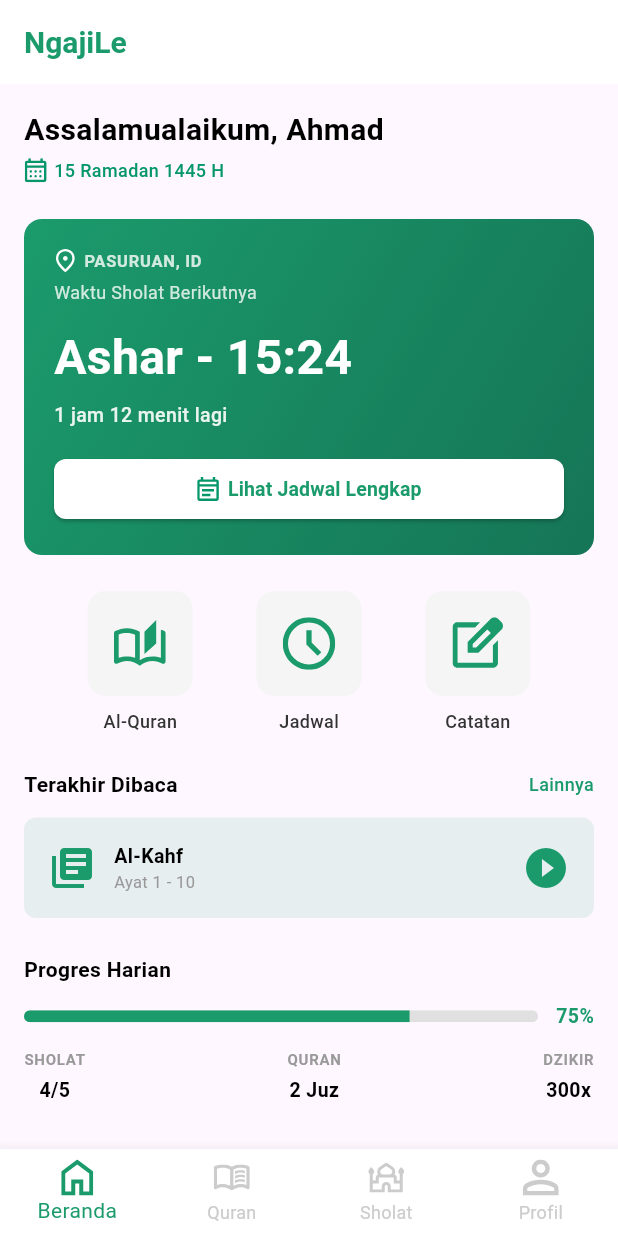
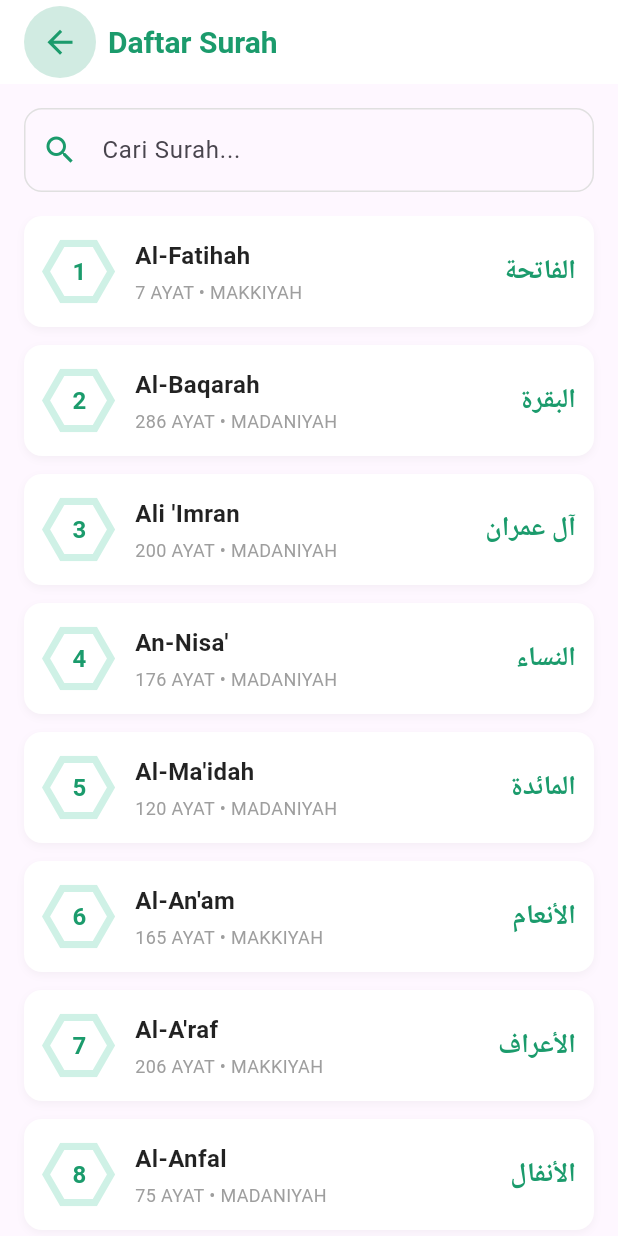
Before and after one commit to anampict/NgajiLeapps, a Flutter app: the screen it shows after launch, on a phone screen of 412 x 824 dp. Run offline on Flutter 3.47's test engine with Material 3 defaults, Android fonts, the phone set to English and light mode, and no system bars; our stand-ins replace flutter_svg; Roboto replaces fonts that are missing (Arabic, Primary).

Commit message:
init halaman daftar surah

```diff
--- a/lib/main.dart
+++ b/lib/main.dart
@@ -1,5 +1,6 @@
 import 'package:flutter/material.dart';
 import 'package:sm6aplikasiku/screens/SplashScreen.dart';
+import 'package:sm6aplikasiku/screens/daftarsurah/DaftarSurahScreen.dart';
 import 'package:sm6aplikasiku/screens/dashboard/Homescreen.dart';
 
 void main() {
@@ -32,7 +33,7 @@ class MyApp extends StatelessWidget {
         // tested with just a hot reload.
         colorScheme: ColorScheme.fromSeed(seedColor: Colors.deepPurple),
       ),
-      home: const Homescreen(),
+      home: const Daftarsurahscreen(),
     );
   }
 }
--- /dev/null
+++ b/lib/models/surah.dart
@@ -0,0 +1,123 @@
+class Surah {
+  final int nomor;
+  final String namaLatin;
+  final String namaArab;
+  final int jumlahAyat;
+  final String jenis; // Makkiyah atau Madaniyah
+
+  Surah({
+    required this.nomor,
+    required this.namaLatin,
+    required this.namaArab,
+    required this.jumlahAyat,
+    required this.jenis,
+  });
+}
+
+final List<Surah> daftarSurah = [
+  Surah(
+    nomor: 1,
+    namaLatin: 'Al-Fatihah',
+    namaArab: 'الفاتحة',
+    jumlahAyat: 7,
+    jenis: 'Makkiyah',
+  ),
+  Surah(
+    nomor: 2,
+    namaLatin: 'Al-Baqarah',
+    namaArab: 'البقرة',
+    jumlahAyat: 286,
+    jenis: 'Madaniyah',
+  ),
+  Surah(
+    nomor: 3,
+    namaLatin: "Ali 'Imran",
+    namaArab: 'آل عمران',
+    jumlahAyat: 200,
+    jenis: 'Madaniyah',
+  ),
+  Surah(
+    nomor: 4,
+    namaLatin: "An-Nisa'",
+    namaArab: 'النساء',
+    jumlahAyat: 176,
+    jenis: 'Madaniyah',
+  ),
+  Surah(
+    nomor: 5,
+    namaLatin: "Al-Ma'idah",
+    namaArab: 'المائدة',
+    jumlahAyat: 120,
+    jenis: 'Madaniyah',
+  ),
+  Surah(
+    nomor: 6,
+    namaLatin: "Al-An'am",
+    namaArab: 'الأنعام',
+    jumlahAyat: 165,
+    jenis: 'Makkiyah',
+  ),
+  Surah(
+    nomor: 7,
+    namaLatin: 'Al-A\'raf',
+    namaArab: 'الأعراف',
+    jumlahAyat: 206,
+    jenis: 'Makkiyah',
+  ),
+  Surah(
+    nomor: 8,
+    namaLatin: 'Al-Anfal',
+    namaArab: 'الأنفال',
+    jumlahAyat: 75,
+    jenis: 'Madaniyah',
+  ),
+  Surah(
+    nomor: 9,
+    namaLatin: 'At-Taubah',
+    namaArab: 'التوبة',
+    jumlahAyat: 129,
+    jenis: 'Madaniyah',
+  ),
+  Surah(
+    nomor: 10,
+    namaLatin: 'Yunus',
+    namaArab: 'يونس',
+    jumlahAyat: 109,
+    jenis: 'Makkiyah',
+  ),
+  Surah(
+    nomor: 11,
+    namaLatin: 'Hud',
+    namaArab: 'هود',
+    jumlahAyat: 123,
+    jenis: 'Makkiyah',
+  ),
+  Surah(
+    nomor: 12,
+    namaLatin: 'Yusuf',
+    namaArab: 'يوسف',
+    jumlahAyat: 111,
+    jenis: 'Makkiyah',
+  ),
+  Surah(
+    nomor: 13,
+    namaLatin: 'Ar-Ra\'d',
+    namaArab: 'الرعد',
+    jumlahAyat: 43,
+    jenis: 'Madaniyah',
+  ),
+  Surah(
+    nomor: 14,
+    namaLatin: 'Ibrahim',
+    namaArab: 'إبراهيم',
+    jumlahAyat: 52,
+    jenis: 'Makkiyah',
+  ),
+  Surah(
+    nomor: 15,
+    namaLatin: 'Al-Hijr',
+    namaArab: 'الحجر',
+    jumlahAyat: 99,
+    jenis: 'Makkiyah',
+  ),
+];
--- /dev/null
+++ b/lib/screens/daftarsurah/DaftarSurahScreen.dart
@@ -0,0 +1,201 @@
+import 'package:flutter/material.dart';
+import 'package:flutter_svg/flutter_svg.dart';
+import '../../models/surah.dart';
+
+class Daftarsurahscreen extends StatefulWidget {
+  const Daftarsurahscreen({super.key});
+
+  @override
+  State<Daftarsurahscreen> createState() => _DaftarsurahscreenState();
+}
+
+class _DaftarsurahscreenState extends State<Daftarsurahscreen> {
+  late List<Surah> filteredSurah;
+  TextEditingController searchController = TextEditingController();
+
+  @override
+  void initState() {
+    super.initState();
+    filteredSurah = daftarSurah;
+  }
+
+  void searchSurah(String value) {
+    setState(() {
+      if (value.isEmpty) {
+        filteredSurah = daftarSurah;
+      } else {
+        filteredSurah = daftarSurah
+            .where(
+              (surah) =>
+                  surah.namaLatin.toLowerCase().contains(value.toLowerCase()) ||
+                  surah.nomor.toString().contains(value),
+            )
+            .toList();
+      }
+    });
+  }
+
+  @override
+  Widget build(BuildContext context) {
+    return Scaffold(
+      appBar: AppBar(
+        backgroundColor: Colors.white,
+        elevation: 0,
+        centerTitle: true,
+        title: Row(
+          mainAxisAlignment: MainAxisAlignment.start,
+          children: [
+            Container(
+              decoration: BoxDecoration(
+                shape: BoxShape.circle,
+                color: const Color(0xFF1B9B6C).withOpacity(0.2),
+              ),
+              child: IconButton(
+                onPressed: () => Navigator.pop(context),
+                icon: const Icon(Icons.arrow_back),
+                color: const Color(0xFF1B9B6C),
+                iconSize: 25,
+              ),
+            ),
+            const SizedBox(width: 8),
+            const Text(
+              'Daftar Surah',
+              style: TextStyle(
+                fontFamily: 'Primary',
+                fontSize: 20,
+                fontWeight: FontWeight.w700,
+                color: Color(0xFF1B9B6C),
+              ),
+            ),
+          ],
+        ),
+      ),
+      body: Column(
+        children: [
+          // Search Bar
+          Padding(
+            padding: const EdgeInsets.all(16),
+            child: TextField(
+              controller: searchController,
+              onChanged: searchSurah,
+              decoration: InputDecoration(
+                hintText: 'Cari Surah...',
+                prefixIcon: const Icon(Icons.search, color: Color(0xFF1B9B6C)),
+                border: OutlineInputBorder(
+                  borderRadius: BorderRadius.circular(12),
+                  borderSide: const BorderSide(color: Color(0xFFE0E0E0)),
+                ),
+                enabledBorder: OutlineInputBorder(
+                  borderRadius: BorderRadius.circular(12),
+                  borderSide: const BorderSide(color: Color(0xFFE0E0E0)),
+                ),
+                focusedBorder: OutlineInputBorder(
+                  borderRadius: BorderRadius.circular(12),
+                  borderSide: const BorderSide(color: Color(0xFF1B9B6C)),
+                ),
+              ),
+            ),
+          ),
+          // List of Surah
+          Expanded(
+            child: ListView.builder(
+              padding: const EdgeInsets.symmetric(horizontal: 16),
+              itemCount: filteredSurah.length,
+              itemBuilder: (context, index) {
+                final surah = filteredSurah[index];
+                return Padding(
+                  padding: const EdgeInsets.only(bottom: 12),
+                  child: Container(
+                    decoration: BoxDecoration(
+                      color: Colors.white,
+                      borderRadius: BorderRadius.circular(12),
+                      boxShadow: [
+                        BoxShadow(
+                          color: Colors.grey.withOpacity(0.1),
+                          blurRadius: 4,
+                          offset: const Offset(0, 2),
+                        ),
+                      ],
+                    ),
+                    child: Padding(
+                      padding: const EdgeInsets.all(12),
+                      child: Row(
+                        children: [
+                          // Nomor dengan Icon BorderAyat
+                          Stack(
+                            alignment: Alignment.center,
+                            children: [
+                              SvgPicture.asset(
+                                'assets/icons/borderayat.svg',
+                                width: 50,
+                                height: 50,
+                              ),
+                              Text(
+                                surah.nomor.toString(),
+                                style: const TextStyle(
+                                  fontFamily: 'Primary',
+                                  fontSize: 16,
+                                  fontWeight: FontWeight.bold,
+                                  color: Color(0xFF1B9B6C),
+                                ),
+                              ),
+                            ],
+                          ),
+                          const SizedBox(width: 12),
+                          // Informasi Surah
+                          Expanded(
+                            child: Column(
+                              crossAxisAlignment: CrossAxisAlignment.start,
+                              mainAxisAlignment: MainAxisAlignment.center,
+                              children: [
+                                Text(
+                                  surah.namaLatin,
+                                  style: const TextStyle(
+                                    fontFamily: 'Primary',
+                                    fontSize: 16,
+                                    fontWeight: FontWeight.bold,
+                                    color: Colors.black87,
+                                  ),
+                                ),
+                                const SizedBox(height: 4),
+                                Text(
+                                  '${surah.jumlahAyat} AYAT • ${surah.jenis.toUpperCase()}',
+                                  style: const TextStyle(
+                                    fontFamily: 'Primary',
+                                    fontSize: 12,
+                                    color: Colors.grey,
+                                  ),
+                                ),
+                              ],
+                            ),
+                          ),
+                          // Nama Arab
+                          Text(
+                            surah.namaArab,
+                            style: const TextStyle(
+                              fontFamily: 'Arabic',
+                              fontSize: 18,
+                              fontWeight: FontWeight.bold,
+                              color: Color(0xFF1B9B6C),
+                            ),
+                            textAlign: TextAlign.right,
+                          ),
+                        ],
+                      ),
+                    ),
+                  ),
+                );
+              },
+            ),
+          ),
+        ],
+      ),
+    );
+  }
+
+  @override
+  void dispose() {
+    searchController.dispose();
+    super.dispose();
+  }
+}
--- a/pubspec.yaml
+++ b/pubspec.yaml
@@ -12,9 +12,6 @@ environment:
 dependencies:
   flutter:
     sdk: flutter
-
-  # The following adds the Cupertino Icons font to your application.
-  # Use with the CupertinoIcons class for iOS style icons.
   cupertino_icons: ^1.0.8
   flutter_svg: ^2.0.0
 
```
Also changed, not shown: assets/icons/borderayat.svg (added).
